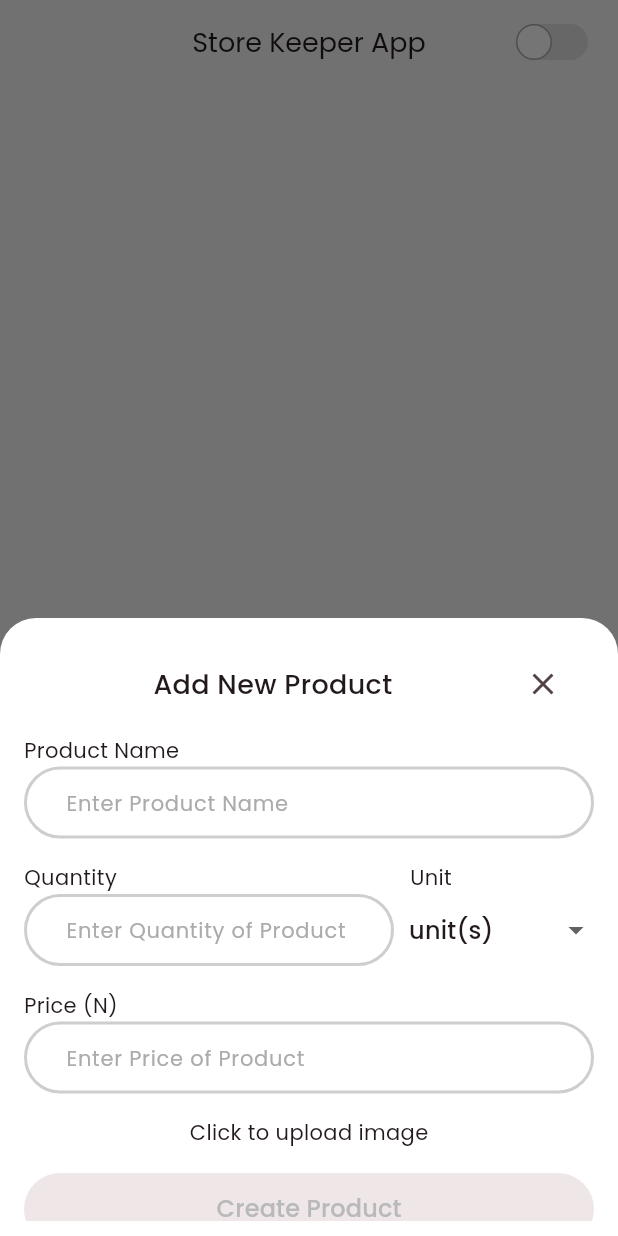
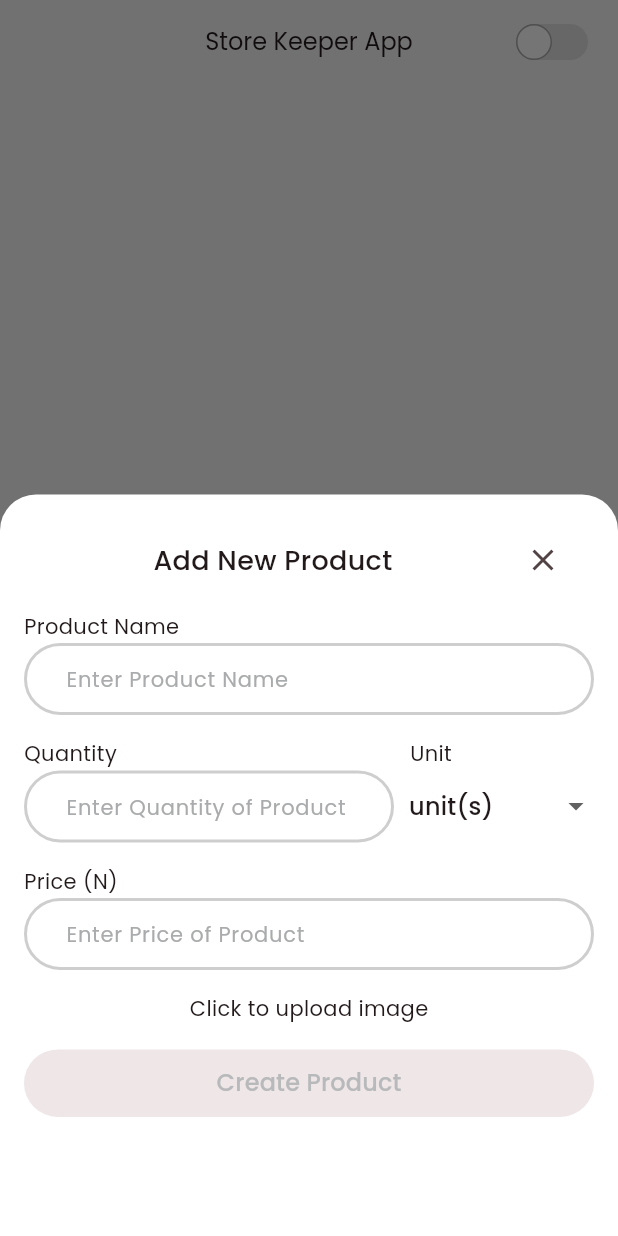
Before and after one commit to shonibaredavida/store_keeper_app, a Flutter app: the screen it shows after launch, after a tap on "Click to Add Your First Product", on a phone screen of 412 x 824 dp. Run offline on Flutter 3.47's test engine with Material 3 defaults, Android fonts, the phone set to English and light mode, and no system bars; our stand-ins replace flutter_hooks, flutter_slidable, get, image_picker, sqflite; accounts and stored records are empty.

Commit message:
further corrections

```diff
--- a/lib/presentation/pages/create_products_sheet.dart
+++ b/lib/presentation/pages/create_products_sheet.dart
@@ -24,8 +24,8 @@ class CreateProductSheet extends StatelessWidget {
       editMode = true;
     }
     return DraggableScrollableSheet(
-      initialChildSize: 0.5,
-      minChildSize: 0.4,
+      initialChildSize: 0.6,
+      minChildSize: 0.55,
       maxChildSize: 0.95,
       builder: (context, scrollController) {
         return SafeArea(
--- a/lib/presentation/pages/home_screen.dart
+++ b/lib/presentation/pages/home_screen.dart
@@ -22,7 +22,7 @@ class HomeScreen extends StatelessWidget {
           ? AppColors.blackColor
           : AppColors.grey50,
       appBar: AppBar(
-        title: Text('Store Keeper App', style: AppTextStyles.bodyLg),
+        title: Text('Store Keeper App', style: AppTextStyles.bodyMd),
         centerTitle: true,
         automaticallyImplyLeading: false,
         actions: [
@@ -74,7 +74,7 @@ class HomeScreen extends StatelessWidget {
                     alignment: AlignmentDirectional.center,
                     child: Text('No Product Added'),
                   ),
-                  SizedBox(height: 20),
+                  SizedBox(height: 10),
                   GestureDetector(
                     onTap: () => Get.bottomSheet(
                       CreateProductSheet(),
@@ -83,7 +83,7 @@ class HomeScreen extends StatelessWidget {
                     ),
                     child: Text(
                       'Click to Add Your First Product',
-                      style: AppTextStyles.bodyLg.copyWith(
+                      style: AppTextStyles.bodyMd.copyWith(
                         color: AppColors.info500,
                       ),
                     ),
--- a/lib/presentation/pages/splash_screen.dart
+++ b/lib/presentation/pages/splash_screen.dart
@@ -19,7 +19,7 @@ class SplashScreen extends StatelessWidget {
                 mainAxisAlignment: MainAxisAlignment.center,
                 children: [
                   // ignore: unnecessary_string_escapes
-                  Image.asset('assets/appbar_logo.png'),
+                  Image.asset('assets/appbar_logo.png', height: 100),
 
                   SizedBox(height: 32),
 
--- a/lib/presentation/widgets/app_button_widget.dart
+++ b/lib/presentation/widgets/app_button_widget.dart
@@ -171,7 +171,7 @@ class AppButton extends StatelessWidget {
     } else {
       return SizedBox(
         width: width ?? (isCollapsed ? null : double.maxFinite),
-        height: height ?? (isCollapsed ? null : 48),
+        height: height ?? (isCollapsed ? null : 45),
         child: MaterialButton(
           onPressed: isDisabled
               ? null
```
Also changed, not shown: lib/presentation/widgets/product_item_widget.dart (+12 -4 lines).
